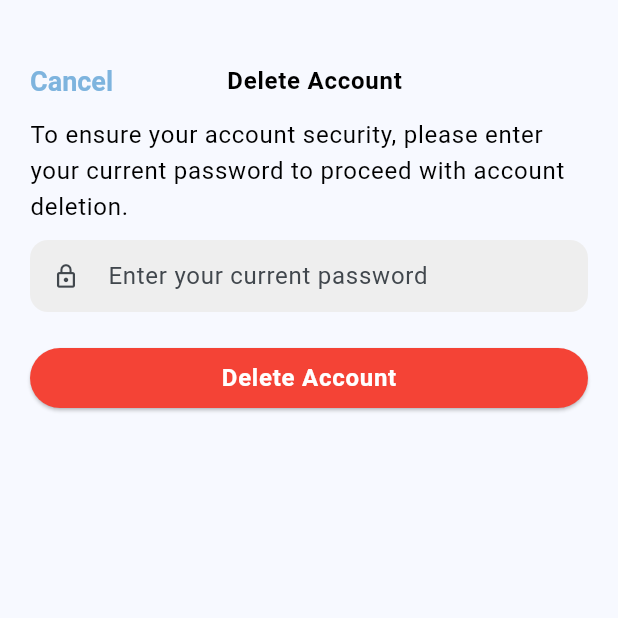
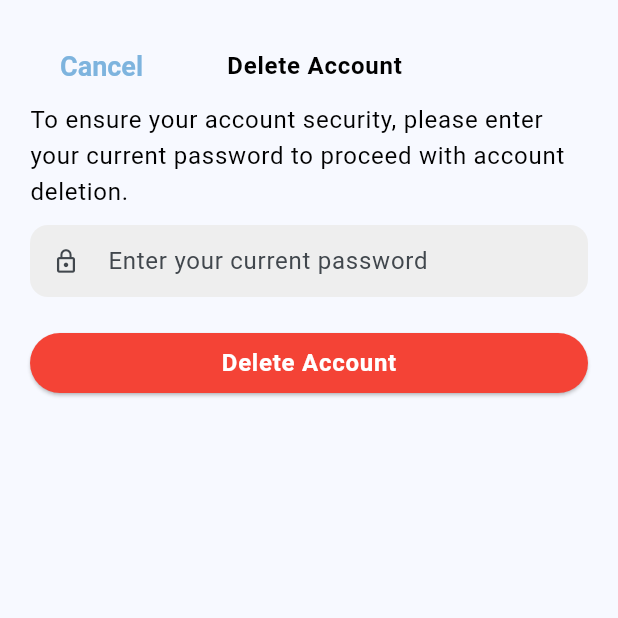
Before and after one commit to nur-hidayati/focusnest, a Flutter app: the VerifyDeleteAccount screen opened directly with empty values, on a phone screen of 412 x 824 dp, the top half of it. Run offline on Flutter 3.47's test engine with Material 3 defaults, Android fonts, the phone set to English and light mode, and no system bars; our stand-ins replace awesome_notifications, cloud_firestore, drift, firebase_auth, firebase_core, flutter_native_splash and 9 more; missing offline and left inert: sqlite3; accounts and stored records are empty; generated files the repository leaves out were written again.

Commit message:
add horizontalPadding only to HeaderActionButtons

```diff
--- a/lib/src/common_widgets/header_actions_button.dart
+++ b/lib/src/common_widgets/header_actions_button.dart
@@ -10,6 +10,7 @@ class HeaderActionButtons extends StatelessWidget {
   final VoidCallback? onDone;
   final EdgeInsetsGeometry? padding;
   final bool hideDoneButton;
+  final double horizontalPadding;
 
   const HeaderActionButtons({
     required this.title,
@@ -17,14 +18,14 @@ class HeaderActionButtons extends StatelessWidget {
     this.onDone,
     this.padding,
     this.hideDoneButton = false,
+    this.horizontalPadding = 20,
     super.key,
   });
 
   @override
   Widget build(BuildContext context) {
     return Container(
-      padding:
-          padding, // Apply the specified padding, defaults to null if not provided.
+      padding: EdgeInsets.symmetric(horizontal: horizontalPadding),
       child: Row(
         mainAxisAlignment: MainAxisAlignment.spaceBetween,
         children: [
```
